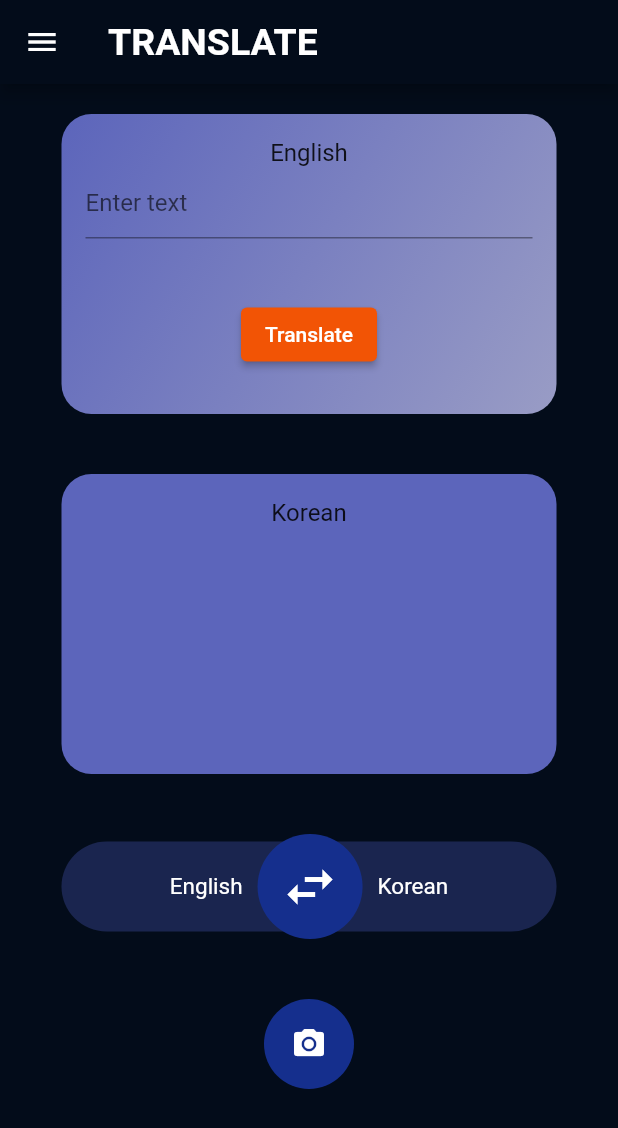
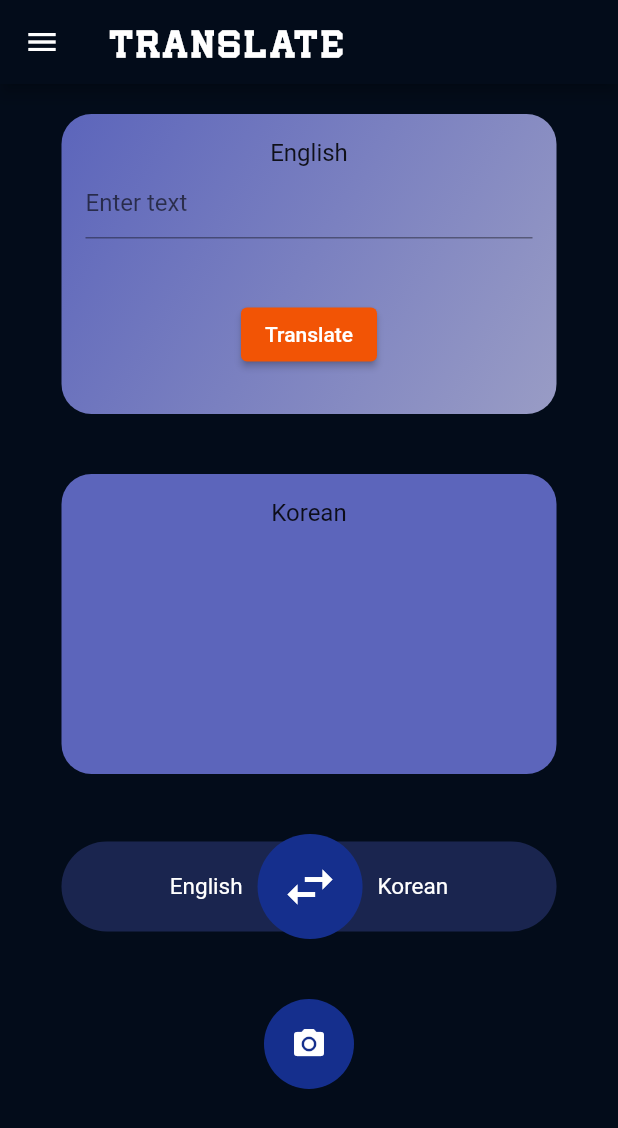
Before and after one commit to 2023-sungshin-sw/good-at-swimming-front, a Flutter app: the TranslatePage screen opened directly, on a phone screen of 412 x 824 dp. Shown: the top 1128 px of the screen. Run offline on Flutter 3.47's test engine with Material 2 defaults, Android fonts, the phone set to English and light mode, and no system bars; our stand-ins replace carousel_slider, flip_card, flutter_dotenv; network calls fail.

Commit message:
Design: fonts파일 생성 및 폰트추가, 타이틀 폰트변경

```diff
--- a/lib/tab/category/category_page.dart
+++ b/lib/tab/category/category_page.dart
@@ -27,11 +27,10 @@ class _CategoryPageState extends State<CategoryPage> {
                   Icons.translate,
                   'TRANSLATE',
                   () {
-                    /*
                     Navigator.push(
                       context,
                       MaterialPageRoute(builder: (context) => TranslatePage()),
-                    );*/
+                    );
                   },
                 ),
                 const SizedBox(width: 20),
--- a/lib/tab/category/translation/translation_page.dart
+++ b/lib/tab/category/translation/translation_page.dart
@@ -79,7 +79,11 @@ class _TranslatePageState extends State<TranslatePage> {
         ),
         title: const Text(
           'TRANSLATE',
-          style: TextStyle(fontSize: 25, fontWeight: FontWeight.bold),
+          style: TextStyle(
+              fontSize: 25,
+              fontWeight: FontWeight.bold,
+              letterSpacing: 2.5,
+              fontFamily: 'Player'),
         ),
       ),
       body: Center(
--- a/lib/tab/category/word/create_page.dart
+++ b/lib/tab/category/word/create_page.dart
@@ -46,7 +46,11 @@ class _CreatePageState extends State<CreatePage> {
         ),
         title: const Text(
           'VOCA',
-          style: TextStyle(fontSize: 25, fontWeight: FontWeight.bold),
+          style: TextStyle(
+              fontSize: 25,
+              fontWeight: FontWeight.bold,
+              letterSpacing: 2.5,
+              fontFamily: 'Player'),
         ),
       ),
       backgroundColor: const Color(0xFF030C1A),
--- a/lib/tab/category/word/result_page.dart
+++ b/lib/tab/category/word/result_page.dart
@@ -49,7 +49,11 @@ class _ResultPageState extends State<ResultPage> {
         ),
         title: const Text(
           'VOCA',
-          style: TextStyle(fontSize: 25, fontWeight: FontWeight.bold),
+          style: TextStyle(
+              fontSize: 25,
+              fontWeight: FontWeight.bold,
+              letterSpacing: 2.5,
+              fontFamily: 'Player'),
         ),
       ),
       backgroundColor: const Color(0xFF030C1A),
--- a/lib/tab/category/word/test_page.dart
+++ b/lib/tab/category/word/test_page.dart
@@ -63,7 +63,11 @@ class _TestPageState extends State<TestPage> {
           },
         ),
         title: const Text('VOCA',
-            style: TextStyle(fontSize: 25, fontWeight: FontWeight.bold)),
+            style: TextStyle(
+                fontSize: 25,
+                fontWeight: FontWeight.bold,
+                letterSpacing: 2.5,
+                fontFamily: 'Player')),
         centerTitle: true,
       ),
       backgroundColor: const Color(0xFF030C1A),
--- a/lib/tab/category/word/word_page.dart
+++ b/lib/tab/category/word/word_page.dart
@@ -96,7 +96,11 @@ class _WordPageState extends State<WordPage> {
         ),
         title: const Text(
           'VOCA',
-          style: TextStyle(fontSize: 25, fontWeight: FontWeight.bold),
+          style: TextStyle(
+              fontSize: 25,
+              fontWeight: FontWeight.bold,
+              letterSpacing: 2.5,
+              fontFamily: 'Player'),
         ),
       ),
       body: Column(
```
Also changed, not shown: pubspec.yaml (+16 -11 lines), fonts/I AM A PLAYER.otf (added).
